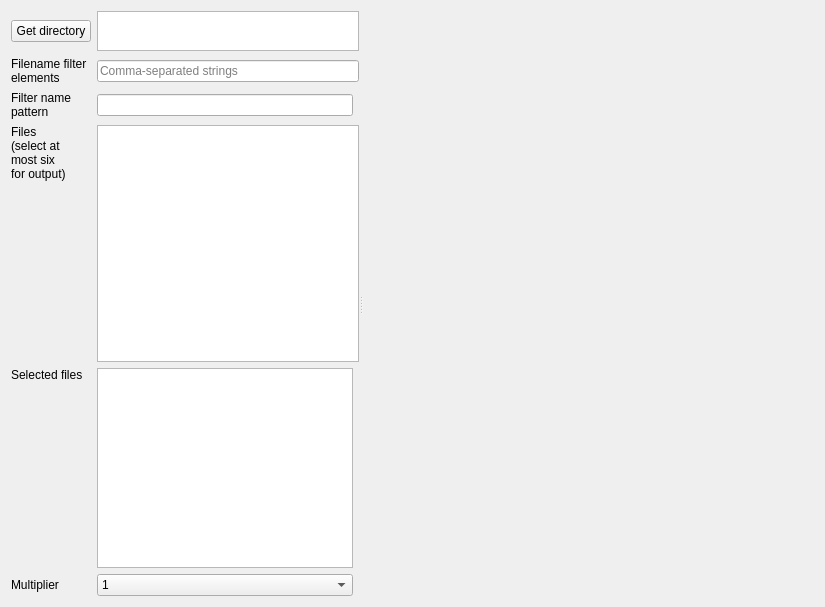
Qt form assets/tabmultifile.ui (AU-ExoMars/PCOT) before a commit.
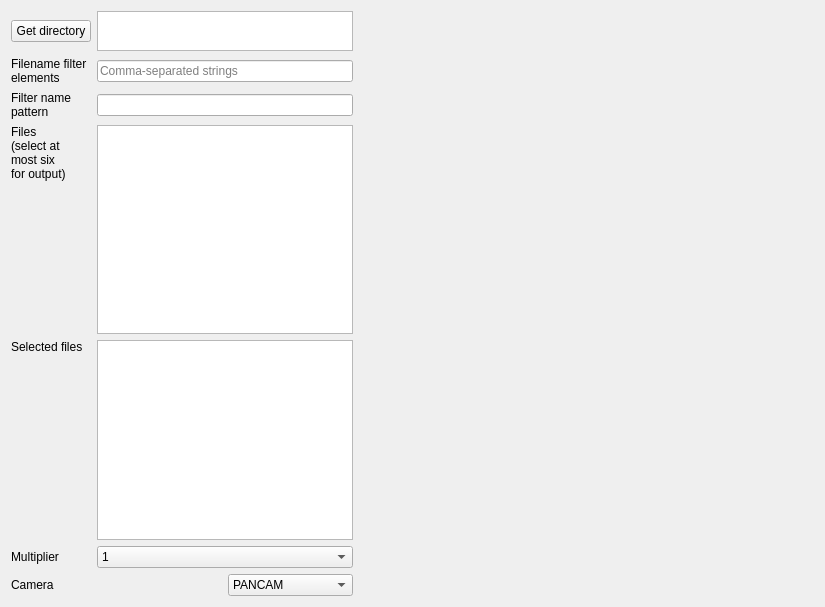
The same form after that commit. Custom widgets are drawn as their Qt base class.

Commit message: Channel source objects hugely changed into a hierarchy of things. PANCAM/AUPE selection now done in multifile node.

```diff
--- a/assets/tabmultifile.ui
+++ b/assets/tabmultifile.ui
@@ -15,32 +15,41 @@
   </property>
   <layout class="QGridLayout" name="gridLayout">
    <item row="0" column="0">
-    <widget class="QSplitter" name="splitter">
-     <property name="orientation">
-      <enum>Qt::Horizontal</enum>
-     </property>
-     <widget class="QWidget" name="layoutWidget">
-      <layout class="QGridLayout" name="gridLayout_2">
-       <item row="3" column="0">
-        <widget class="QLabel" name="label_2">
-         <property name="text">
-          <string>Files
-(select at
-most six
-for output)</string>
-         </property>
-         <property name="alignment">
-          <set>Qt::AlignLeading|Qt::AlignLeft|Qt::AlignTop</set>
-         </property>
-        </widget>
-       </item>
-       <item row="0" column="0">
         <widget class="QPushButton" name="getinitial">
          <property name="text">
           <string>Get directory</string>
          </property>
         </widget>
        </item>
+   <item row="0" column="1" colspan="2">
+    <widget class="QTextEdit" name="dir">
+     <property name="maximumSize">
+      <size>
+       <width>16777215</width>
+       <height>40</height>
+      </size>
+     </property>
+     <property name="readOnly">
+      <bool>true</bool>
+     </property>
+    </widget>
+   </item>
+   <item row="0" column="3" rowspan="6">
+    <widget class="Canvas" name="canvas" native="true">
+     <property name="sizePolicy">
+      <sizepolicy hsizetype="Preferred" vsizetype="Preferred">
+       <horstretch>1</horstretch>
+       <verstretch>0</verstretch>
+      </sizepolicy>
+     </property>
+     <property name="minimumSize">
+      <size>
+       <width>100</width>
+       <height>0</height>
+      </size>
+     </property>
+    </widget>
+   </item>
        <item row="1" column="0">
         <widget class="QLabel" name="label">
          <property name="maximumSize">
@@ -62,6 +71,30 @@
          </property>
         </widget>
        </item>
+   <item row="2" column="0">
+    <widget class="QLabel" name="label_5">
+     <property name="text">
+      <string>Filter name
+pattern</string>
+     </property>
+    </widget>
+   </item>
+   <item row="2" column="1" colspan="2">
+    <widget class="QLineEdit" name="filterpat"/>
+   </item>
+   <item row="3" column="0">
+    <widget class="QLabel" name="label_2">
+     <property name="text">
+      <string>Files
+(select at
+most six
+for output)</string>
+     </property>
+     <property name="alignment">
+      <set>Qt::AlignLeading|Qt::AlignLeft|Qt::AlignTop</set>
+     </property>
+    </widget>
+   </item>
        <item row="3" column="1" colspan="2">
         <widget class="QListView" name="filelist">
          <property name="editTriggers">
@@ -69,29 +102,6 @@
          </property>
         </widget>
        </item>
-       <item row="4" column="1">
-        <widget class="QPlainTextEdit" name="outputFiles">
-         <property name="maximumSize">
-          <size>
-           <width>16777215</width>
-           <height>200</height>
-          </size>
-         </property>
-        </widget>
-       </item>
-       <item row="0" column="1" colspan="2">
-        <widget class="QTextEdit" name="dir">
-         <property name="maximumSize">
-          <size>
-           <width>16777215</width>
-           <height>40</height>
-          </size>
-         </property>
-         <property name="readOnly">
-          <bool>true</bool>
-         </property>
-        </widget>
-       </item>
        <item row="4" column="0">
         <widget class="QLabel" name="label_3">
          <property name="text">
@@ -102,18 +112,14 @@
          </property>
         </widget>
        </item>
-       <item row="5" column="1">
-        <widget class="QComboBox" name="mult">
-         <item>
-          <property name="text">
-           <string>1</string>
-          </property>
-         </item>
-         <item>
-          <property name="text">
-           <string>64</string>
-          </property>
-         </item>
+   <item row="4" column="1" colspan="2">
+    <widget class="QPlainTextEdit" name="outputFiles">
+     <property name="maximumSize">
+      <size>
+       <width>16777215</width>
+       <height>200</height>
+      </size>
+     </property>
         </widget>
        </item>
        <item row="5" column="0">
@@ -123,33 +129,45 @@
          </property>
         </widget>
        </item>
-       <item row="2" column="0">
-        <widget class="QLabel" name="label_5">
+   <item row="5" column="1" colspan="2">
+    <widget class="QComboBox" name="mult">
+     <item>
          <property name="text">
-          <string>Filter name
-pattern</string>
-         </property>
-        </widget>
-       </item>
-       <item row="2" column="1">
-        <widget class="QLineEdit" name="filterpat"/>
-       </item>
-      </layout>
-     </widget>
-     <widget class="Canvas" name="canvas" native="true">
-      <property name="sizePolicy">
-       <sizepolicy hsizetype="Preferred" vsizetype="Preferred">
-        <horstretch>1</horstretch>
-        <verstretch>0</verstretch>
-       </sizepolicy>
-      </property>
+       <string>1</string>
+      </property>
+     </item>
+     <item>
+      <property name="text">
+       <string>64</string>
+      </property>
+     </item>
+    </widget>
+   </item>
+   <item row="6" column="0" colspan="2">
+    <widget class="QLabel" name="camlabel">
+     <property name="text">
+      <string>Camera</string>
+     </property>
+    </widget>
+   </item>
+   <item row="6" column="2">
+    <widget class="QComboBox" name="camCombo">
       <property name="minimumSize">
        <size>
-        <width>100</width>
+       <width>120</width>
         <height>0</height>
        </size>
       </property>
-     </widget>
+     <item>
+      <property name="text">
+       <string>PANCAM</string>
+      </property>
+     </item>
+     <item>
+      <property name="text">
+       <string>AUPE</string>
+      </property>
+     </item>
     </widget>
    </item>
   </layout>
```
Lines whose indentation alone changed are shown as unchanged. The commit also changes 7 other files.
